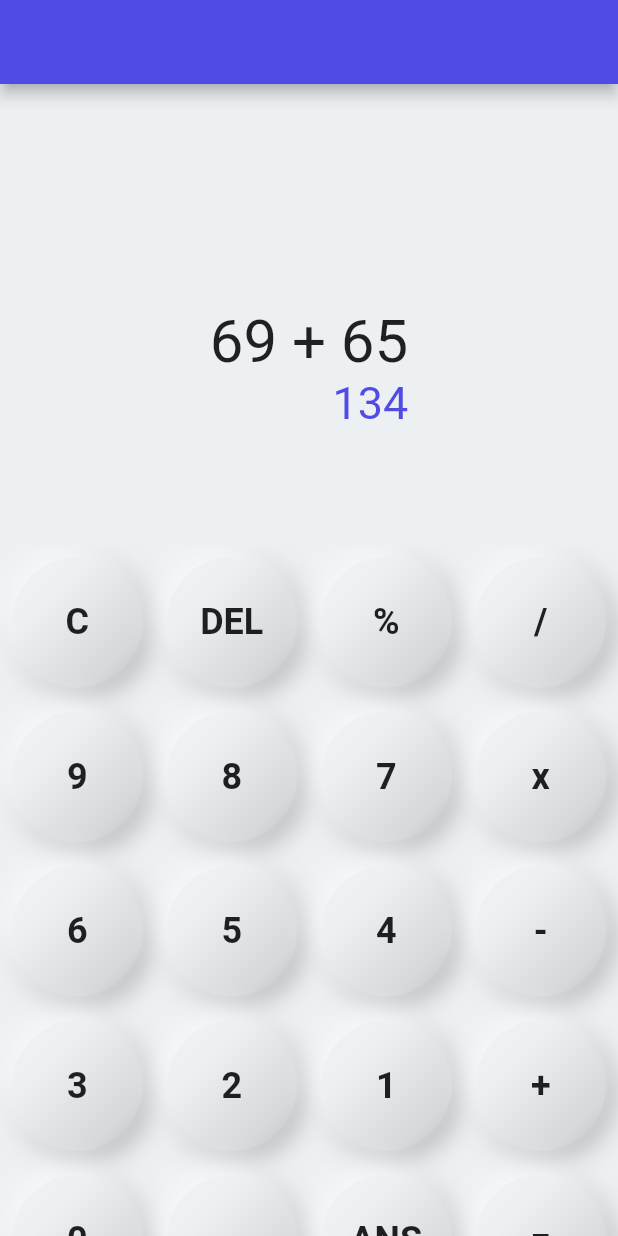
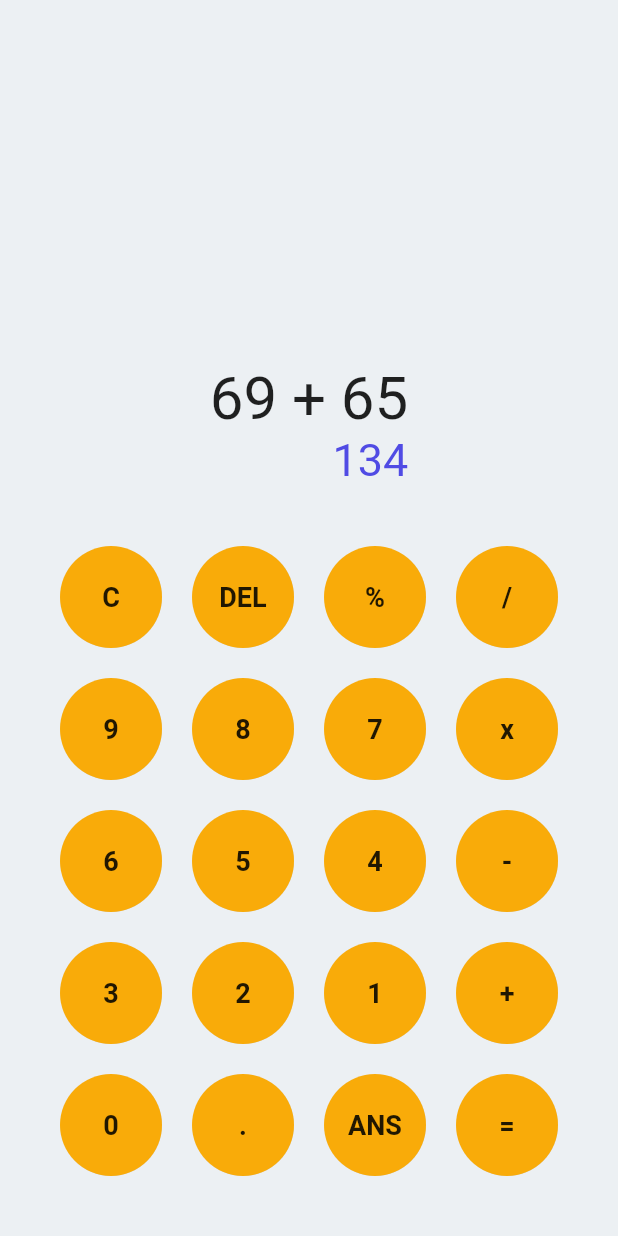
Before and after one commit to MatthieuNadeau96/Neumorphic_Calculator, a Flutter app: the screen it shows after launch, on a phone screen of 412 x 824 dp. Run offline on Flutter 3.47's test engine with Material 2 defaults, Android fonts, the phone set to English and light mode, and no system bars.

Commit message:
trying to organize gridview builder

```diff
--- a/lib/button.dart
+++ b/lib/button.dart
@@ -10,19 +10,24 @@ class Button extends StatelessWidget {
     ThemeData themeData = Theme.of(context);
     return GestureDetector(
       child: Padding(
-        padding: const EdgeInsets.all(8.0),
+        padding: const EdgeInsets.all(10.0),
+        child: ClipRRect(
+          borderRadius: BorderRadius.circular(100),
           child: Container(
+            // height: 5,
+            // width: 5,
             child: Center(
               child: Text(
                 text,
                 style: TextStyle(
-              fontSize: 24,
+                  fontSize: 18,
                   fontWeight: FontWeight.bold,
                 ),
-          )),
+              ),
+            ),
             decoration: BoxDecoration(
-            color: themeData.canvasColor,
-            borderRadius: BorderRadius.all(Radius.circular(50)),
+              color: themeData.accentColor,
+              // borderRadius: BorderRadius.all(Radius.circular(400)),
               boxShadow: [
                 BoxShadow(
                   color: Color(0xffA5A8AB),
@@ -37,16 +42,17 @@ class Button extends StatelessWidget {
                   spreadRadius: 1.0,
                 ),
               ],
-            gradient: LinearGradient(
-              begin: Alignment.topLeft,
-              end: Alignment.bottomRight,
-              colors: [
-                Color(0xffEEF2F4),
-                themeData.canvasColor,
-                Color(0xffD4D8DB),
-                Color(0xffBDC0C3),
-              ],
-              stops: [0.1, 0.3, 0.8, 1],
+              // gradient: LinearGradient(
+              //   begin: Alignment.topLeft,
+              //   end: Alignment.bottomRight,
+              //   colors: [
+              //     Color(0xffEEF2F4),
+              //     themeData.canvasColor,
+              //     Color(0xffD4D8DB),
+              //     Color(0xffBDC0C3),
+              //   ],
+              //   stops: [0.1, 0.3, 0.8, 1],
+              // ),
             ),
           ),
         ),
--- a/lib/main.dart
+++ b/lib/main.dart
@@ -53,14 +53,19 @@ class _MyHomePageState extends State<MyHomePage> {
 
   @override
   Widget build(BuildContext context) {
+    double phoneWidth = MediaQuery.of(context).size.width;
+    double phoneLength = MediaQuery.of(context).size.height;
     ThemeData themeData = Theme.of(context);
+
     return Scaffold(
-      appBar: AppBar(),
       body: Column(
         children: <Widget>[
-          Spacer(flex: 1),
+          // SizedBox(height: phoneLength * 0.20),
           Expanded(
             flex: 2,
+            // width: phoneWidth,
+            // color: Colors.grey,
+            // height: phoneLength * 0.20,
             child: Column(
               crossAxisAlignment: CrossAxisAlignment.end,
               mainAxisAlignment: MainAxisAlignment.end,
@@ -76,15 +81,18 @@ class _MyHomePageState extends State<MyHomePage> {
               ],
             ),
           ),
-          Spacer(flex: 1),
-          Expanded(
-            flex: 6,
+          Container(
             child: GridView.builder(
+              padding: EdgeInsets.all(30),
+              shrinkWrap: true,
               itemCount: buttons.length,
-              gridDelegate:
-                  SliverGridDelegateWithFixedCrossAxisCount(crossAxisCount: 4),
+              gridDelegate: SliverGridDelegateWithFixedCrossAxisCount(
+                crossAxisCount: 4,
+              ),
               itemBuilder: (BuildContext context, int index) {
-                return Button(text: buttons[index]);
+                return Button(
+                  text: buttons[index],
+                );
               },
             ),
           ),
```
Lines whose indentation alone changed are shown as unchanged.
